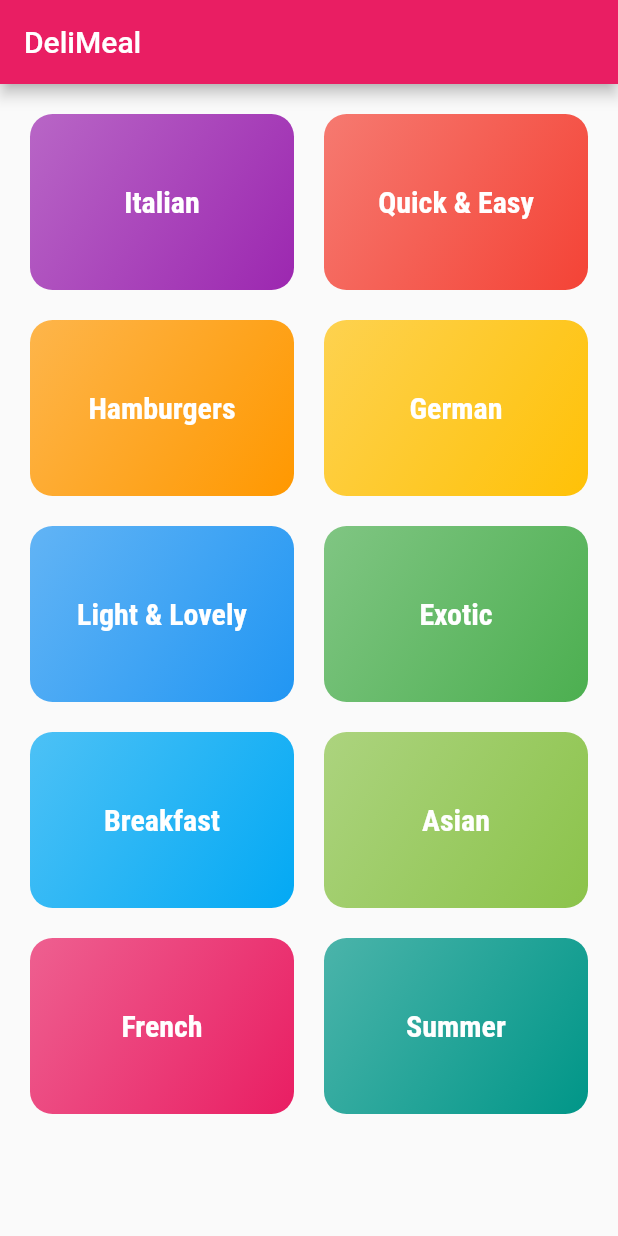
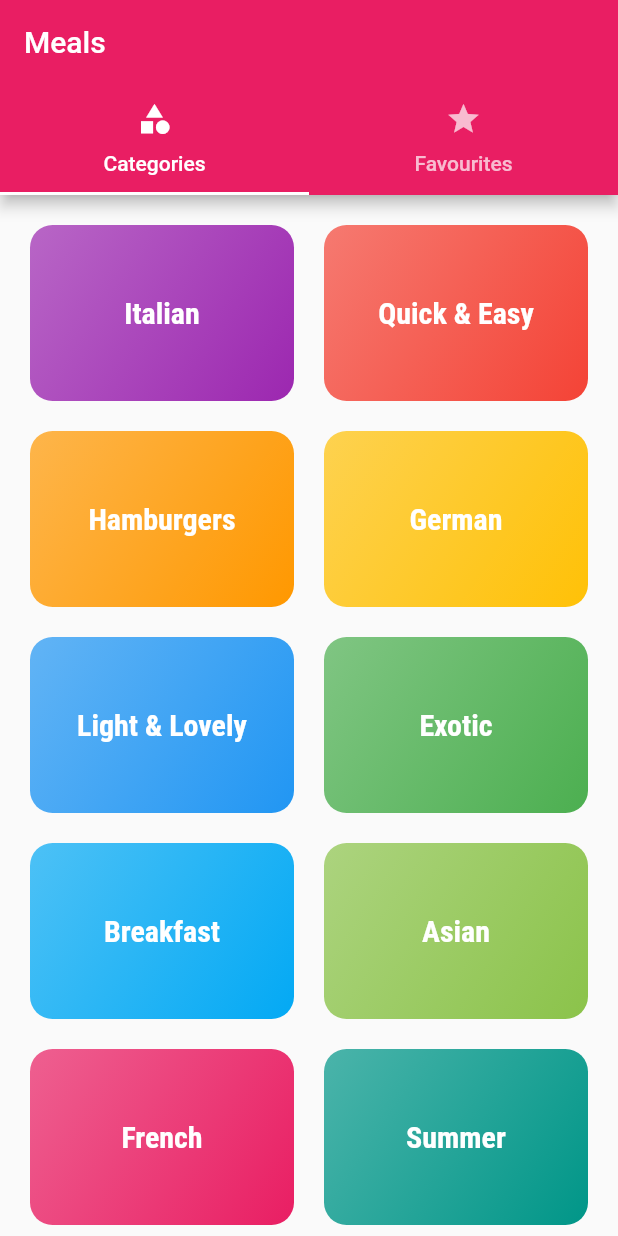
Before and after one commit to varshil-shah/meal-app, a Flutter app: the screen it shows after launch, on a phone screen of 412 x 824 dp. Run offline on Flutter 3.47's test engine with Material 2 defaults, Android fonts, the phone set to English and light mode, and no system bars.

Commit message:
:sparkles: Add tab navigation bar

```diff
--- a/lib/main.dart
+++ b/lib/main.dart
@@ -2,6 +2,7 @@ import 'package:flutter/material.dart';
 import 'package:meal_app/screens/categories.dart';
 import 'package:meal_app/screens/category_meals.dart';
 import 'package:meal_app/screens/meal_detail.dart';
+import 'package:meal_app/screens/tabs.dart';
 
 void main() {
   runApp(const MyApp());
@@ -32,7 +33,7 @@ class MyApp extends StatelessWidget {
             ),
       ),
       routes: {
-        "/": (ctx) => const CatogriesScreen(),
+        "/": (ctx) => const TabsScreen(),
         CategoryMeals.routeName: (ctx) => const CategoryMeals(),
         MealDetail.routeName: (ctx) => MealDetail(),
       },
--- a/lib/screens/categories.dart
+++ b/lib/screens/categories.dart
@@ -7,9 +7,7 @@ class CatogriesScreen extends StatelessWidget {
 
   @override
   Widget build(BuildContext context) {
-    return Scaffold(
-      appBar: AppBar(title: const Text("DeliMeal")),
-      body: GridView(
+    return GridView(
       padding: const EdgeInsets.all(20.0),
       children: DUMMY_CATEGORIES
           .map(
@@ -26,7 +24,6 @@ class CatogriesScreen extends StatelessWidget {
         mainAxisSpacing: 20.0,
         maxCrossAxisExtent: 200.0,
       ),
-      ),
     );
   }
 }
--- /dev/null
+++ b/lib/screens/favourites.dart
@@ -0,0 +1,12 @@
+import 'package:flutter/cupertino.dart';
+
+class Favourites extends StatelessWidget {
+  const Favourites({Key? key}) : super(key: key);
+
+  @override
+  Widget build(BuildContext context) {
+    return const Center(
+      child: Text("Favourites!!"),
+    );
+  }
+}
--- /dev/null
+++ b/lib/screens/tabs.dart
@@ -0,0 +1,40 @@
+import 'package:flutter/material.dart';
+import 'package:meal_app/screens/categories.dart';
+import 'package:meal_app/screens/favourites.dart';
+
+class TabsScreen extends StatefulWidget {
+  const TabsScreen({Key? key}) : super(key: key);
+
+  @override
+  _TabsScreenState createState() => _TabsScreenState();
+}
+
+class _TabsScreenState extends State<TabsScreen> {
+  @override
+  Widget build(BuildContext context) {
+    return DefaultTabController(
+      child: Scaffold(
+        appBar: AppBar(
+          title: const Text("Meals"),
+          bottom: TabBar(
+            onTap: (_) {},
+            tabs: const [
+              Tab(
+                icon: Icon(Icons.category),
+                text: "Categories",
+              ),
+              Tab(
+                icon: Icon(Icons.star),
+                text: "Favourites",
+              ),
+            ],
+          ),
+        ),
+        body: const TabBarView(
+          children: [CatogriesScreen(), Favourites()],
+        ),
+      ),
+      length: 2,
+    );
+  }
+}
```
Lines whose indentation alone changed are shown as unchanged.
